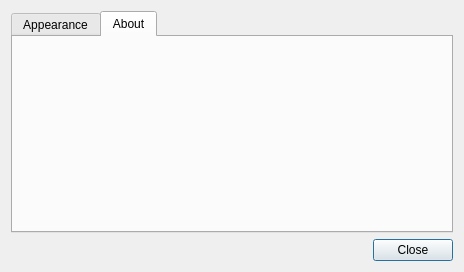
First picture: the form in src/SettingsDialog.ui, repository agateau/nanonote, before the edit.
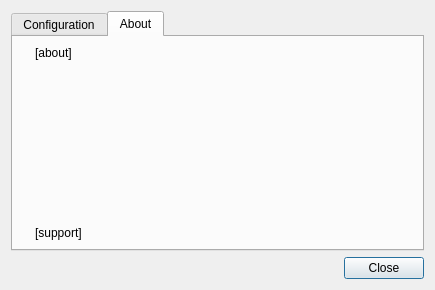
Second picture: the form after the edit. Icons and pictures are not drawn.

Commit message: Add support-my-work link

```diff
--- a/src/SettingsDialog.ui
+++ b/src/SettingsDialog.ui
@@ -6,22 +6,32 @@
    <rect>
     <x>0</x>
     <y>0</y>
-    <width>464</width>
-    <height>272</height>
+    <width>435</width>
+    <height>290</height>
    </rect>
   </property>
   <property name="windowTitle">
    <string>Settings</string>
   </property>
-  <layout class="QVBoxLayout" name="verticalLayout">
-   <item>
+  <layout class="QGridLayout" name="gridLayout">
+   <item row="1" column="0">
+    <widget class="QDialogButtonBox" name="buttonBox">
+     <property name="orientation">
+      <enum>Qt::Horizontal</enum>
+     </property>
+     <property name="standardButtons">
+      <set>QDialogButtonBox::Close</set>
+     </property>
+    </widget>
+   </item>
+   <item row="0" column="0">
     <widget class="QTabWidget" name="tabWidget">
      <property name="currentIndex">
       <number>1</number>
      </property>
      <widget class="QWidget" name="tab">
       <attribute name="title">
-       <string>Appearance</string>
+       <string>Configuration</string>
       </attribute>
       <layout class="QFormLayout" name="formLayout">
        <item row="0" column="0">
@@ -67,9 +77,59 @@
       <attribute name="title">
        <string>About</string>
       </attribute>
-      <layout class="QHBoxLayout" name="horizontalLayout_2">
-       <item>
-        <widget class="QLabel" name="label_3">
+      <layout class="QGridLayout" name="gridLayout_2">
+       <item row="0" column="1">
+        <widget class="QLabel" name="aboutLabel">
+         <property name="sizePolicy">
+          <sizepolicy hsizetype="Expanding" vsizetype="Minimum">
+           <horstretch>0</horstretch>
+           <verstretch>0</verstretch>
+          </sizepolicy>
+         </property>
+         <property name="text">
+          <string>[about]</string>
+         </property>
+         <property name="textFormat">
+          <enum>Qt::RichText</enum>
+         </property>
+         <property name="alignment">
+          <set>Qt::AlignLeading|Qt::AlignLeft|Qt::AlignTop</set>
+         </property>
+         <property name="wordWrap">
+          <bool>true</bool>
+         </property>
+         <property name="openExternalLinks">
+          <bool>true</bool>
+         </property>
+         <property name="textInteractionFlags">
+          <set>Qt::TextBrowserInteraction</set>
+         </property>
+        </widget>
+       </item>
+       <item row="2" column="1">
+        <widget class="QLabel" name="supportLabel">
+         <property name="sizePolicy">
+          <sizepolicy hsizetype="Preferred" vsizetype="Fixed">
+           <horstretch>0</horstretch>
+           <verstretch>0</verstretch>
+          </sizepolicy>
+         </property>
+         <property name="text">
+          <string notr="true">[support]</string>
+         </property>
+         <property name="wordWrap">
+          <bool>true</bool>
+         </property>
+         <property name="openExternalLinks">
+          <bool>true</bool>
+         </property>
+         <property name="textInteractionFlags">
+          <set>Qt::TextBrowserInteraction</set>
+         </property>
+        </widget>
+       </item>
+       <item row="0" column="0">
+        <widget class="QLabel" name="appIconLabel">
          <property name="text">
           <string/>
          </property>
@@ -84,48 +144,26 @@
          </property>
         </widget>
        </item>
-       <item>
-        <widget class="QLabel" name="aboutLabel">
-         <property name="sizePolicy">
-          <sizepolicy hsizetype="Expanding" vsizetype="Preferred">
-           <horstretch>0</horstretch>
-           <verstretch>0</verstretch>
-          </sizepolicy>
+       <item row="1" column="1">
+        <spacer name="verticalSpacer">
+         <property name="orientation">
+          <enum>Qt::Vertical</enum>
          </property>
-         <property name="text">
-          <string/>
+         <property name="sizeType">
+          <enum>QSizePolicy::Fixed</enum>
          </property>
-         <property name="textFormat">
-          <enum>Qt::RichText</enum>
+         <property name="sizeHint" stdset="0">
+          <size>
+           <width>20</width>
+           <height>12</height>
+          </size>
          </property>
-         <property name="alignment">
-          <set>Qt::AlignLeading|Qt::AlignLeft|Qt::AlignTop</set>
-         </property>
-         <property name="wordWrap">
-          <bool>true</bool>
-         </property>
-         <property name="openExternalLinks">
-          <bool>true</bool>
-         </property>
-         <property name="textInteractionFlags">
-          <set>Qt::TextBrowserInteraction</set>
-         </property>
-        </widget>
+        </spacer>
        </item>
       </layout>
      </widget>
     </widget>
    </item>
-   <item>
-    <widget class="QDialogButtonBox" name="buttonBox">
-     <property name="orientation">
-      <enum>Qt::Horizontal</enum>
-     </property>
-     <property name="standardButtons">
-      <set>QDialogButtonBox::Close</set>
-     </property>
-    </widget>
-   </item>
   </layout>
  </widget>
  <resources>
```
Left out of the diff: 54 changed lines with no effect on the pictures. The commit also changes 2 other files.
